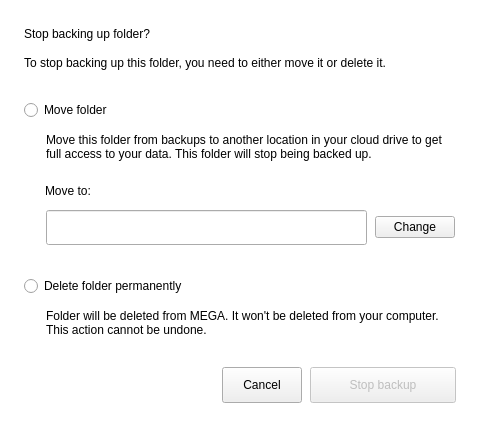
Above: src/MEGASync/syncs/gui/Backups/ui/RemoveBackupDialog.ui from meganz/MEGAsync before the change. Below: the same form after it.
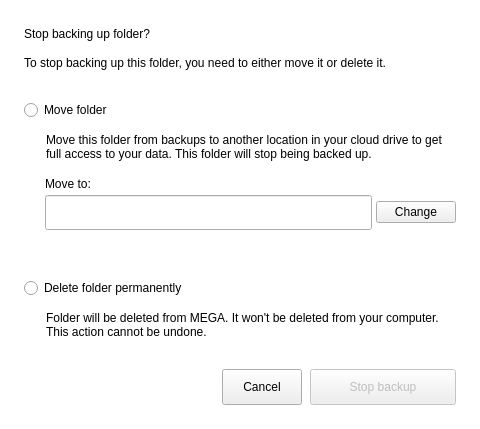
That is the form after the change. Icons and pictures are not drawn.

Commit message: SNC-6067. Fixed move backup data error.

```diff
--- a/src/MEGASync/syncs/gui/Backups/ui/RemoveBackupDialog.ui
+++ b/src/MEGASync/syncs/gui/Backups/ui/RemoveBackupDialog.ui
@@ -30,6 +30,11 @@
 background-color: #ffffff; /*colorToken.page-background*/
 }
 
+#lErrorHint
+{
+color: #ffe31b57; /*colorToken.text-error*/
+}
+
 </string>
   </property>
   <property name="TOKENIZED" stdset="0">
@@ -208,22 +213,7 @@
            </widget>
           </item>
           <item>
-           <layout class="QHBoxLayout" name="horizontalLayout">
-            <property name="spacing">
-             <number>8</number>
-            </property>
-            <property name="leftMargin">
-             <number>1</number>
-            </property>
-            <property name="topMargin">
-             <number>1</number>
-            </property>
-            <property name="rightMargin">
-             <number>1</number>
-            </property>
-            <property name="bottomMargin">
-             <number>1</number>
-            </property>
+           <layout class="QHBoxLayout" name="horizontalLayout_5">
             <item>
              <widget class="QLineEdit" name="lTarget">
               <property name="minimumSize">
@@ -276,6 +266,13 @@
             </item>
            </layout>
           </item>
+          <item>
+           <widget class="QLabel" name="lErrorHint">
+            <property name="text">
+             <string/>
+            </property>
+           </widget>
+          </item>
          </layout>
         </widget>
        </item>
```
Left out of the diff: 6 changed lines with no effect on the pictures. The commit also changes 9 other files.
